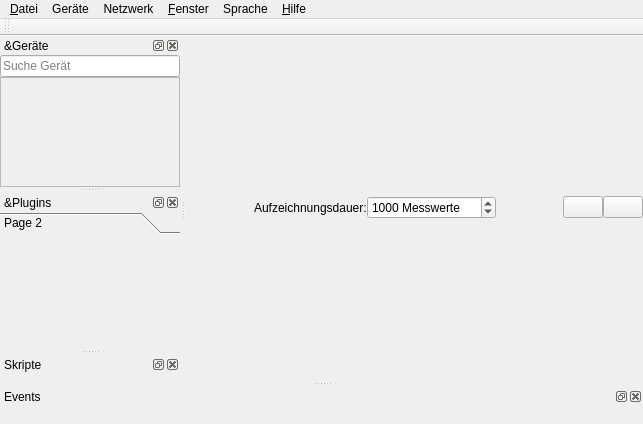
Qt form RTOC/data/ui/rtoc.ui (Haschtl/RealTimeOpenControl) before a commit.
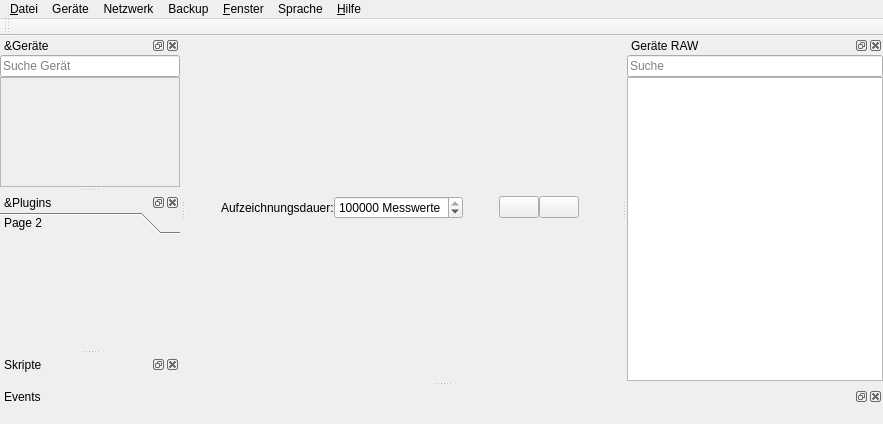
The same form after that commit. Icons and pictures are not drawn.

Commit message: release 1.9.7.3 - new signals are now not plotted by default. This increases performance, when loading big data - Added: Auto-File-Backup - Added: Plugin - RealTime-Editor (DevicesRAW) - Two save-session modes (when overwriting sessions):    - Overwrite session    - Append to session (no data is lost) - PlotStyles are now saved automatically for new signals - menubar now icons - Import-Subwindow:    - Import CSV, Matlab (.mat), RTOC-session, XLSX, ODF    - Edit imported data and create signals from it.    - Drag'n'drop files and selected tables

The edit to the form file:
```diff
--- a/RTOC/data/ui/rtoc.ui
+++ b/RTOC/data/ui/rtoc.ui
@@ -6,7 +6,7 @@
    <rect>
     <x>0</x>
     <y>0</y>
-    <width>643</width>
+    <width>883</width>
     <height>424</height>
    </rect>
   </property>
@@ -70,10 +70,10 @@
          <string> Messwerte</string>
         </property>
         <property name="maximum">
-         <number>10000000</number>
+         <number>1000000000</number>
         </property>
         <property name="value">
-         <number>1000</number>
+         <number>500000</number>
         </property>
        </widget>
       </item>
@@ -130,6 +130,38 @@
         </property>
        </widget>
       </item>
+      <item>
+       <spacer name="horizontalSpacer_3">
+        <property name="orientation">
+         <enum>Qt::Horizontal</enum>
+        </property>
+        <property name="sizeHint" stdset="0">
+         <size>
+          <width>0</width>
+          <height>20</height>
+         </size>
+        </property>
+       </spacer>
+      </item>
+      <item>
+       <widget class="QLabel" name="drag_content">
+        <property name="sizePolicy">
+         <sizepolicy hsizetype="Preferred" vsizetype="Fixed">
+          <horstretch>0</horstretch>
+          <verstretch>0</verstretch>
+         </sizepolicy>
+        </property>
+        <property name="acceptDrops">
+         <bool>true</bool>
+        </property>
+        <property name="text">
+         <string/>
+        </property>
+        <property name="alignment">
+         <set>Qt::AlignCenter</set>
+        </property>
+       </widget>
+      </item>
      </layout>
     </item>
     <item>
@@ -347,7 +379,7 @@
     <rect>
      <x>0</x>
      <y>0</y>
-     <width>643</width>
+     <width>883</width>
      <height>26</height>
     </rect>
    </property>
@@ -427,10 +459,37 @@
     <addaction name="menuTCP_Server_2"/>
     <addaction name="HTMLServerAction_2"/>
     <addaction name="MeniuTelegramBot"/>
+    <addaction name="separator"/>
+    <addaction name="menuMit_Remotehost_verbinden"/>
+    <addaction name="menuAktive_Verbindungen"/>
+    <addaction name="actionUpdate_Rate_1Hz_2"/>
+    <addaction name="separator"/>
+    <addaction name="actionRTOC_Server_suchen_3"/>
+   </widget>
+   <widget class="QMenu" name="menuBackup">
+    <property name="tearOffEnabled">
+     <bool>true</bool>
+    </property>
+    <property name="title">
+     <string>Backup</string>
+    </property>
+    <property name="icon">
+     <iconset>
+      <normaloff>icons/backup.png</normaloff>icons/backup.png</iconset>
+    </property>
+    <property name="separatorsCollapsible">
+     <bool>true</bool>
+    </property>
+    <property name="toolTipsVisible">
+     <bool>true</bool>
+    </property>
+    <addaction name="actionSetBackupFile"/>
+    <addaction name="actionSetBackupIntervall"/>
    </widget>
    <addaction name="menuDatei"/>
    <addaction name="menuGer_te"/>
    <addaction name="menuNetzwerk"/>
+   <addaction name="menuBackup"/>
    <addaction name="menuFenster"/>
    <addaction name="menuSprache"/>
    <addaction name="menuHilfe"/>
@@ -507,6 +566,56 @@
     </layout>
    </widget>
   </widget>
+  <widget class="QDockWidget" name="deviceRAWWidget">
+   <property name="windowTitle">
+    <string>Geräte RAW</string>
+   </property>
+   <attribute name="dockWidgetArea">
+    <number>2</number>
+   </attribute>
+   <widget class="QWidget" name="dockWidgetContents_4">
+    <layout class="QVBoxLayout" name="verticalLayout_5">
+     <property name="spacing">
+      <number>0</number>
+     </property>
+     <property name="leftMargin">
+      <number>0</number>
+     </property>
+     <property name="topMargin">
+      <number>0</number>
+     </property>
+     <property name="rightMargin">
+      <number>0</number>
+     </property>
+     <property name="bottomMargin">
+      <number>0</number>
+     </property>
+     <item>
+      <widget class="QLineEdit" name="pluginSearchInput">
+       <property name="text">
+        <string/>
+       </property>
+       <property name="placeholderText">
+        <string>Suche</string>
+       </property>
+      </widget>
+     </item>
+     <item>
+      <widget class="QListWidget" name="pluginCallWidget">
+       <property name="alternatingRowColors">
+        <bool>true</bool>
+       </property>
+       <property name="selectionMode">
+        <enum>QAbstractItemView::NoSelection</enum>
+       </property>
+       <property name="sortingEnabled">
+        <bool>true</bool>
+       </property>
+      </widget>
+     </item>
+    </layout>
+   </widget>
+  </widget>
   <action name="exportDataAction">
    <property name="text">
     <string>&amp;Daten exportieren</string>
```
Left out of the diff: 202 changed lines with no effect on the pictures. The commit also changes 114 other files.
